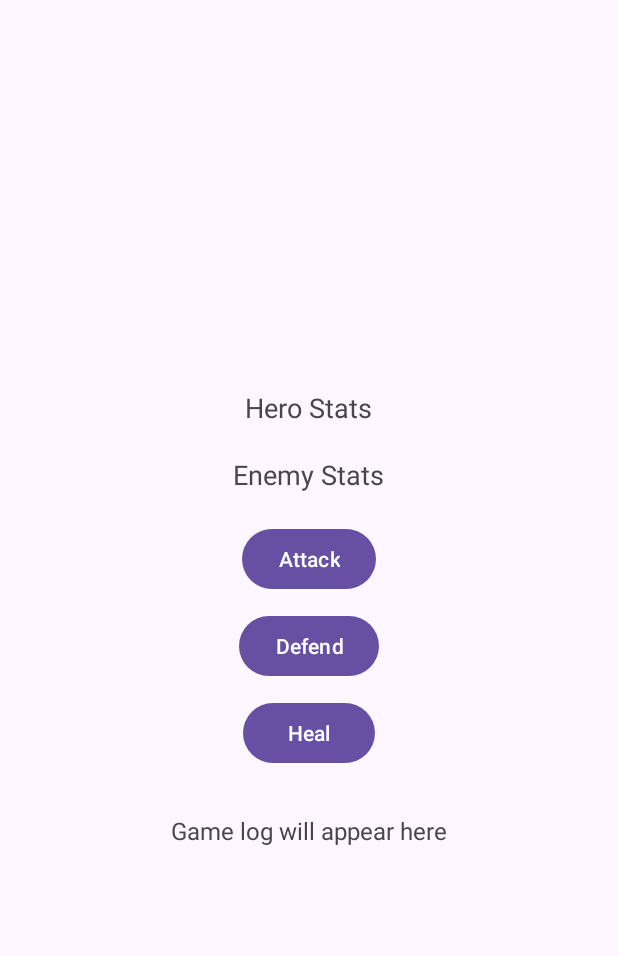
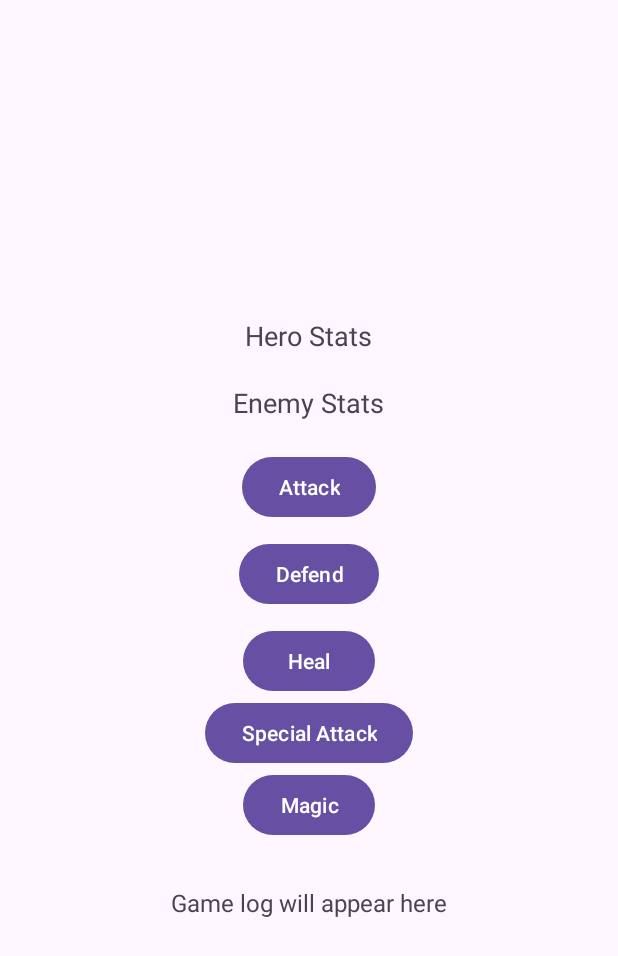
Before and after one commit to MoonSlay/RPGTurn, an Android app: the layout activity_main.xml on its own in the app's theme, with its tools: preview values and no code run, on a phone screen of 412 x 824 dp. Shown: the top 956 px of the screen. Run offline under Robolectric (Android 15) with nearby library versions, the phone set to English and light mode, and no system bars.

Commit message:
base working

```diff
--- a/app/src/main/java/ph/edu/auf/delrosario/angelo/rpgturn/Enemy.kt
+++ b/app/src/main/java/ph/edu/auf/delrosario/angelo/rpgturn/Enemy.kt
@@ -1,4 +1,6 @@
 package ph.edu.auf.delrosario.angelo.rpgturn
+
+import kotlin.random.Random
 
 // Enemy.kt
 class Enemy(name: String, hp: Int, defense: Int, attackPower: Int) : Character(name, hp, defense, attackPower) {
--- a/app/src/main/res/layout/activity_main.xml
+++ b/app/src/main/res/layout/activity_main.xml
@@ -54,6 +54,19 @@
             android:text="Heal"
             android:layout_marginTop="10dp" />
 
+        <Button
+            android:id="@+id/btnSpecialAttack"
+            android:layout_width="wrap_content"
+            android:layout_height="wrap_content"
+            android:text="Special Attack" />
+
+        <Button
+            android:id="@+id/btnMagic"
+            android:layout_width="wrap_content"
+            android:layout_height="wrap_content"
+            android:text="Magic" />
+
+
         <!-- Text area to show result of the action -->
         <TextView
             android:id="@+id/tvGameLog"
```
Also changed, not shown: app/src/main/AndroidManifest.xml (+7 -1 lines), app/src/main/java/ph/edu/auf/delrosario/angelo/rpgturn/MainActivity.kt (+10 -5 lines).
